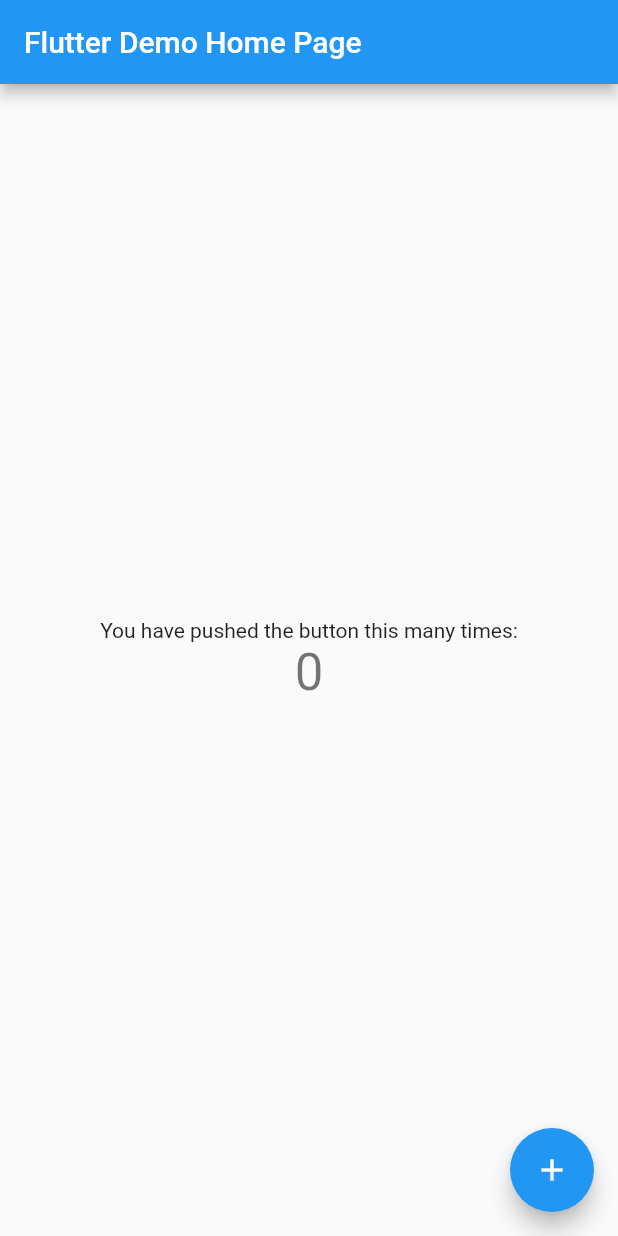
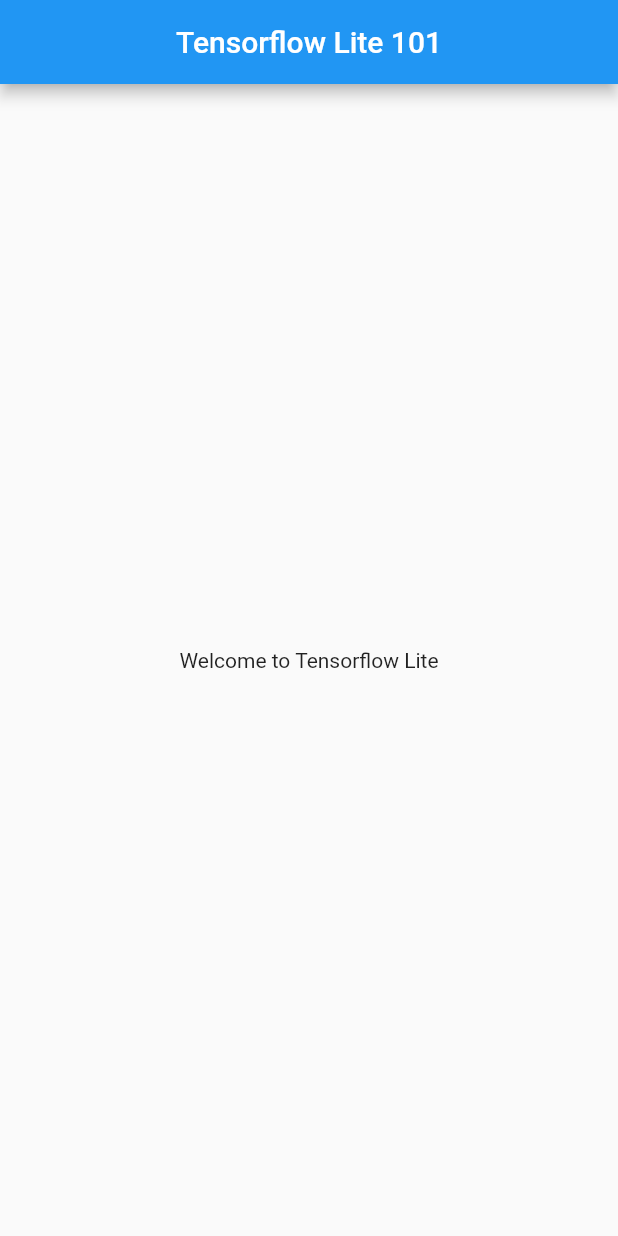
Before and after one commit to ritesh-sharma33/flutter_tflite_examples, a Flutter app: the screen it shows after launch, on a phone screen of 412 x 824 dp. Run offline on Flutter 3.47's test engine with Material 2 defaults, Android fonts, the phone set to English and light mode, and no system bars.

Commit message:
Second commit

```diff
--- /dev/null
+++ b/lib/home_page.dart
@@ -0,0 +1,23 @@
+import 'package:flutter/material.dart';
+
+class HomePage extends StatefulWidget {
+  @override
+  _HomePageState createState() => _HomePageState();
+}
+
+class _HomePageState extends State<HomePage> {
+  @override
+  Widget build(BuildContext context) {
+    return Scaffold(
+      appBar: AppBar(
+        title: Text("Tensorflow Lite 101"),
+        centerTitle: true,
+      ),
+      body: Container(
+        child: Center(
+          child: Text("Welcome to Tensorflow Lite"),
+        ),
+      ),
+    );
+  }
+}
--- a/lib/main.dart
+++ b/lib/main.dart
@@ -1,111 +1,14 @@
 import 'package:flutter/material.dart';
+import './home_page.dart';
 
 void main() => runApp(MyApp());
 
 class MyApp extends StatelessWidget {
-  // This widget is the root of your application.
   @override
   Widget build(BuildContext context) {
     return MaterialApp(
-      title: 'Flutter Demo',
-      theme: ThemeData(
-        // This is the theme of your application.
-        //
-        // Try running your application with "flutter run". You'll see the
-        // application has a blue toolbar. Then, without quitting the app, try
-        // changing the primarySwatch below to Colors.green and then invoke
-        // "hot reload" (press "r" in the console where you ran "flutter run",
-        // or simply save your changes to "hot reload" in a Flutter IDE).
-        // Notice that the counter didn't reset back to zero; the application
-        // is not restarted.
-        primarySwatch: Colors.blue,
-      ),
-      home: MyHomePage(title: 'Flutter Demo Home Page'),
+      title: 'Tensorflow Lite 101',
+      home: HomePage(),
     );
   }
 }
-
-class MyHomePage extends StatefulWidget {
-  MyHomePage({Key key, this.title}) : super(key: key);
-
-  // This widget is the home page of your application. It is stateful, meaning
-  // that it has a State object (defined below) that contains fields that affect
-  // how it looks.
-
-  // This class is the configuration for the state. It holds the values (in this
-  // case the title) provided by the parent (in this case the App widget) and
-  // used by the build method of the State. Fields in a Widget subclass are
-  // always marked "final".
-
-  final String title;
-
-  @override
-  _MyHomePageState createState() => _MyHomePageState();
-}
-
-class _MyHomePageState extends State<MyHomePage> {
-  int _counter = 0;
-
-  void _incrementCounter() {
-    setState(() {
-      // This call to setState tells the Flutter framework that something has
-      // changed in this State, which causes it to rerun the build method below
-      // so that the display can reflect the updated values. If we changed
-      // _counter without calling setState(), then the build method would not be
-      // called again, and so nothing would appear to happen.
-      _counter++;
-    });
-  }
-
-  @override
-  Widget build(BuildContext context) {
-    // This method is rerun every time setState is called, for instance as done
-    // by the _incrementCounter method above.
-    //
-    // The Flutter framework has been optimized to make rerunning build methods
-    // fast, so that you can just rebuild anything that needs updating rather
-    // than having to individually change instances of widgets.
-    return Scaffold(
-      appBar: AppBar(
-        // Here we take the value from the MyHomePage object that was created by
-        // the App.build method, and use it to set our appbar title.
-        title: Text(widget.title),
-      ),
-      body: Center(
-        // Center is a layout widget. It takes a single child and positions it
-        // in the middle of the parent.
-        child: Column(
-          // Column is also a layout widget. It takes a list of children and
-          // arranges them vertically. By default, it sizes itself to fit its
-          // children horizontally, and tries to be as tall as its parent.
-          //
-          // Invoke "debug painting" (press "p" in the console, choose the
-          // "Toggle Debug Paint" action from the Flutter Inspector in Android
-          // Studio, or the "Toggle Debug Paint" command in Visual Studio Code)
-          // to see the wireframe for each widget.
-          //
-          // Column has various properties to control how it sizes itself and
-          // how it positions its children. Here we use mainAxisAlignment to
-          // center the children vertically; the main axis here is the vertical
-          // axis because Columns are vertical (the cross axis would be
-          // horizontal).
-          mainAxisAlignment: MainAxisAlignment.center,
-          children: <Widget>[
-            Text(
-              'You have pushed the button this many times:',
-            ),
-            Text(
-              '$_counter',
-              style: Theme.of(context).textTheme.display1,
-            ),
-          ],
-        ),
-      ),
-      floatingActionButton: FloatingActionButton(
-        onPressed: _incrementCounter,
-        tooltip: 'Increment',
-        child: Icon(Icons.add),
-      ), // This trailing comma makes auto-formatting nicer for build methods.
-    );
-  }
-}
```
